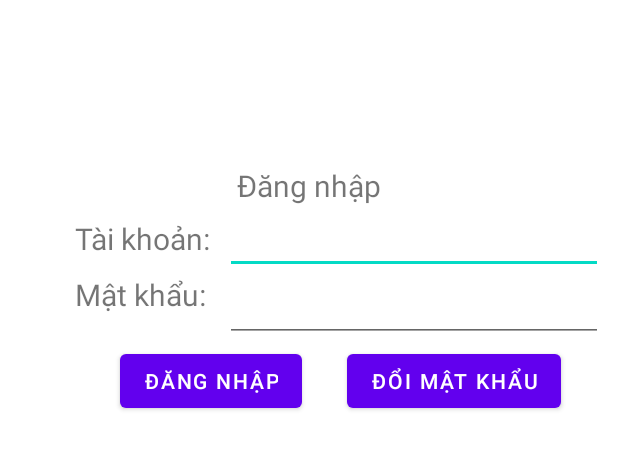
After one commit to hoanguyennho35/display_luanvan, an Android app: the layout activity_main3.xml on its own in the app's theme, with its tools: preview values and no code run, on a phone screen of 412 x 824 dp. The commit adds this screen. Shown: the top 449 px of the screen. Run offline under Robolectric (Android 15) with nearby library versions, the phone set to English and light mode, and no system bars.

Commit message:
finish_lock

```diff
--- a/app/src/main/java/com/example/firebase_29_09/MainActivity.java
+++ b/app/src/main/java/com/example/firebase_29_09/MainActivity.java
@@ -46,6 +46,9 @@ public class MainActivity extends AppCompatActivity {
     protected void onCreate(Bundle savedInstanceState) {
         super.onCreate(savedInstanceState);
         setContentView(R.layout.activity_main);
+        Intent it = new Intent();
+        it.setClass(MainActivity.this,MainActivity3.class);
+        startActivity(it);
         initView();
         readtxt();
         name[0] = "sw1/cb0";
--- /dev/null
+++ b/app/src/main/res/layout/activity_main3.xml
@@ -0,0 +1,80 @@
+<?xml version="1.0" encoding="utf-8"?>
+<androidx.constraintlayout.widget.ConstraintLayout xmlns:android="http://schemas.android.com/apk/res/android"
+    xmlns:app="http://schemas.android.com/apk/res-auto"
+    xmlns:tools="http://schemas.android.com/tools"
+    android:layout_width="match_parent"
+    android:layout_height="match_parent"
+    tools:context=".MainActivity3"
+    android:layout_margin="10dp"
+    >
+
+    <TextView
+        android:id="@+id/textView"
+        android:layout_width="match_parent"
+        android:layout_height="wrap_content"
+        android:text="Đăng nhập"
+        android:textSize="20dp"
+        android:gravity="center"
+        app:layout_constraintTop_toTopOf="parent"
+        app:layout_constraintLeft_toLeftOf="parent"
+        app:layout_constraintRight_toRightOf="parent"
+        android:layout_marginTop="100dp"
+        tools:ignore="MissingConstraints" />
+    <TextView
+        android:id="@+id/taikhoan"
+        android:layout_width="wrap_content"
+        android:layout_height="wrap_content"
+        android:textSize="20dp"
+        app:layout_constraintTop_toBottomOf="@id/textView"
+        app:layout_constraintLeft_toLeftOf="parent"
+        android:layout_marginTop="8dp"
+        android:layout_marginLeft="40dp"
+        android:text="Tài khoản:"
+        />
+    <EditText
+        android:layout_width="match_parent"
+        android:layout_height="wrap_content"
+        app:layout_constraintLeft_toRightOf="@+id/taikhoan"
+        app:layout_constraintTop_toBottomOf="@+id/textView"
+        android:layout_marginLeft="140dp"
+        android:id="@+id/tk"
+        />
+    <TextView
+        android:layout_width="wrap_content"
+        android:layout_height="wrap_content"
+        app:layout_constraintTop_toBottomOf="@+id/taikhoan"
+        app:layout_constraintLeft_toLeftOf="@+id/taikhoan"
+        android:text="Mật khẩu:"
+        android:textSize="20dp"
+        android:layout_marginTop="10dp"
+        android:id="@+id/matkhau"
+        />
+
+    <EditText
+        android:id="@+id/mk"
+        android:layout_width="match_parent"
+        android:layout_height="wrap_content"
+        android:layout_marginLeft="140dp"
+        app:layout_constraintLeft_toRightOf="@+id/matkhau"
+        app:layout_constraintTop_toTopOf="@+id/matkhau" />
+    <Button
+        android:layout_width="wrap_content"
+        android:layout_height="wrap_content"
+        android:text="Đăng nhập"
+        android:id="@+id/dang_nhap"
+        app:layout_constraintTop_toBottomOf="@+id/matkhau"
+        app:layout_constraintLeft_toLeftOf="parent"
+        android:layout_marginLeft="70dp"
+        android:layout_marginTop="20dp"
+        />
+    <Button
+        android:layout_width="wrap_content"
+        android:layout_height="wrap_content"
+        app:layout_constraintLeft_toRightOf="@+id/dang_nhap"
+        app:layout_constraintTop_toTopOf="@+id/dang_nhap"
+        android:text="Đổi mật khẩu"
+        android:layout_marginLeft="30dp"
+        android:id="@+id/doi_mat_khau"
+        />
+
+</androidx.constraintlayout.widget.ConstraintLayout>
```
Also changed, not shown: app/src/main/AndroidManifest.xml (+11 -4 lines), app/src/main/java/com/example/firebase_29_09/MainActivity3.java (added, +119 -0 lines), app/src/main/java/com/example/firebase_29_09/MainActivity4.java (added, +14 -0 lines), app/src/main/res/layout/activity_main4.xml (added, +9 -0 lines).
